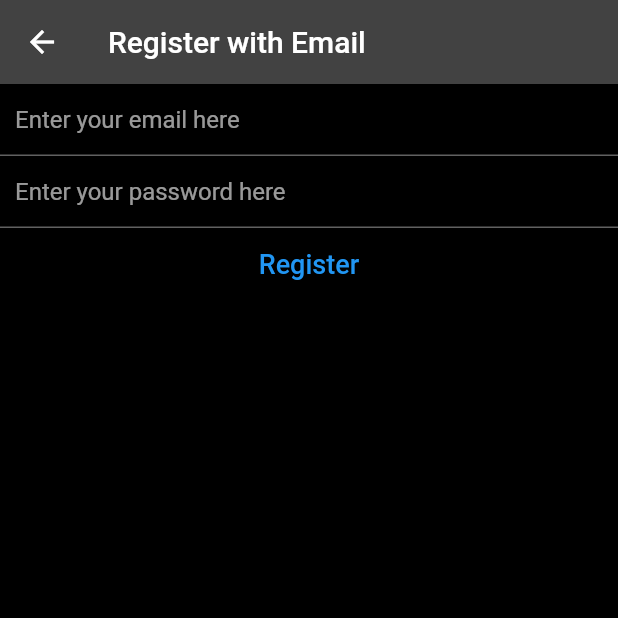
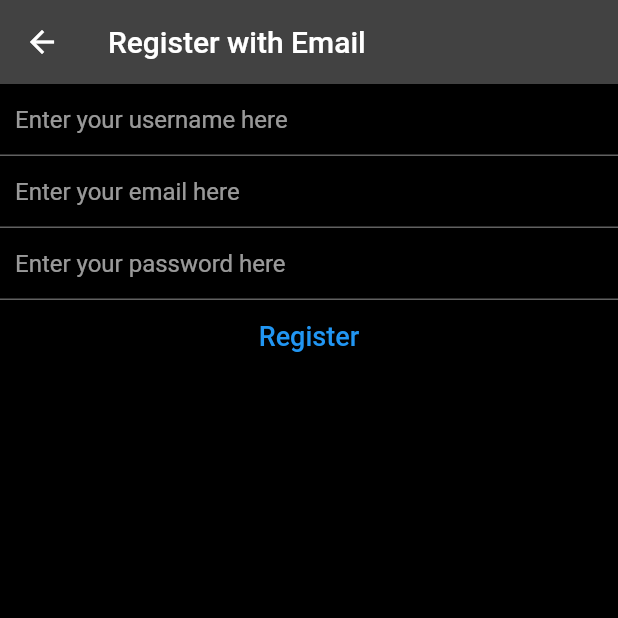
Before and after one commit to timlee89/myflutter_study_instagram, a Flutter app: the RegisterView screen opened by its route, on a phone screen of 412 x 824 dp, the top half of it. Run offline on Flutter 3.47's test engine with Material 2 defaults, Android fonts, the light colour scheme and no system bars; our stand-ins replace cloud_firestore, firebase_auth, firebase_core; accounts and stored records are empty; network calls fail.

Commit message:
firestore 사용 시작
register할 때 입력한 username을 firestore db에도 저장함

```diff
--- a/lib/backend/register.dart
+++ b/lib/backend/register.dart
@@ -1,6 +1,7 @@
 import 'dart:async';
 
 import 'package:firebase_auth/firebase_auth.dart';
+import 'package:cloud_firestore/cloud_firestore.dart';
 import 'package:flutter/material.dart';
 
 class RegisterView extends StatefulWidget {
@@ -13,29 +14,37 @@ class RegisterView extends StatefulWidget {
 class _RegisterViewState extends State<RegisterView> {
   late final TextEditingController _email;
   late final TextEditingController _password;
+  late final TextEditingController _username;
+
+  @override
+  void dispose() {
+    _email.dispose();
+    _password.dispose();
+    _username.dispose();
+    super.dispose();
+  }
 
   @override
   void initState() {
     _email = TextEditingController();
     _password = TextEditingController();
+    _username = TextEditingController();
     super.initState();
-  }
-  @override
-  void dispose() {
-    _email.dispose();
-    _password.dispose();
-    super.dispose();
   }
 
   void _signup() async {
     try {
-      await FirebaseAuth.instance.createUserWithEmailAndPassword(
+      UserCredential cred = await FirebaseAuth.instance.createUserWithEmailAndPassword(
         email: _email.text,
         password: _password.text,
       );
+      await FirebaseFirestore.instance.collection('users').doc(cred.user!.uid).set({
+        'username': _username.text,
+        'uid': cred.user!.uid,
+        'email': _email.text,
+      });
       // await FirebaseAuth.instance.signInWithCredential(UserCredential);
       print("after _signup: ");
-
     } on FirebaseAuthException catch (e) {
       if (e.code == 'weak-password') {
         print('The password provided is too weak.');
@@ -45,6 +54,7 @@ class _RegisterViewState extends State<RegisterView> {
     } catch (e) {
       print(e);
     }
+
   }
 
   void _signin() async {
@@ -54,7 +64,6 @@ class _RegisterViewState extends State<RegisterView> {
         password: _password.text,
       );
       print("after logged in: ");
-
     } on FirebaseAuthException catch (e) {
       if (e.code == 'user-not-found') {
         print('No user found for that email.');
@@ -74,12 +83,21 @@ class _RegisterViewState extends State<RegisterView> {
       body: Column(
         children: [
           TextField(
+            controller: _username,
+            obscureText: false,
+            autocorrect: false,
+            enableSuggestions: false,
+            decoration: const InputDecoration(
+              contentPadding: EdgeInsets.all(10.0),
+              hintText: 'Enter your username here',
+            ),
+          ),
+          TextField(
             controller: _email,
             autocorrect: false,
             enableSuggestions: false,
-            keyboardType:
-            TextInputType.emailAddress, // email 입력에 좋은 키보드 type
-            decoration: InputDecoration(
+            keyboardType: TextInputType.emailAddress, // email 입력에 좋은 키보드 type
+            decoration: const InputDecoration(
               contentPadding: EdgeInsets.all(10.0),
               hintText: 'Enter your email here',
             ),
@@ -89,31 +107,32 @@ class _RegisterViewState extends State<RegisterView> {
             obscureText: true, // 안보이게 한다
             autocorrect: false,
             enableSuggestions: false,
-            decoration: InputDecoration(
-              contentPadding: const EdgeInsets.all(10.0),
+            decoration: const InputDecoration(
+              contentPadding: EdgeInsets.all(10.0),
               hintText: 'Enter your password here',
             ),
           ),
           TextButton(
-            child: const Text('Register', style: TextStyle(fontSize: 18),),
+            child: const Text(
+              'Register',
+              style: TextStyle(fontSize: 18),
+            ),
             onPressed: () async {
               _signup();
-              Timer(Duration(milliseconds: 500), () {
+              Timer(const Duration(milliseconds: 500), () {
                 _signin();
               });
 
               print("after _signup ");
-              Timer(Duration(milliseconds: 1000), () async {
-                await Navigator.of(context).pushNamedAndRemoveUntil('/', (route) => false);
+              Timer(const Duration(milliseconds: 1000), () async {
+                await Navigator.of(context)
+                    .pushNamedAndRemoveUntil('/', (route) => false);
               });
-
-
             },
           ),
-          const SizedBox(width: 20.0,),
-
-
-
+          const SizedBox(
+            width: 20.0,
+          ),
         ],
       ),
     );
--- a/pubspec.yaml
+++ b/pubspec.yaml
@@ -38,6 +38,9 @@ dependencies:
   cupertino_icons: ^1.0.2
   firebase_core: ^2.4.0
   firebase_auth: ^4.2.1
+  firebase_storage:
+  cloud_firestore: ^4.3.0
+  # cloud_firestore:
 #  google_sign_in: ^5.4.2
 
 dev_dependencies:
```
Also changed, not shown: lib/backend/auth_methods.dart (added, +169 -0 lines), lib/backend/email_login.dart (+28 -16 lines), lib/models/user.dart (added, +44 -0 lines), pubspec.lock, 2 other files.
